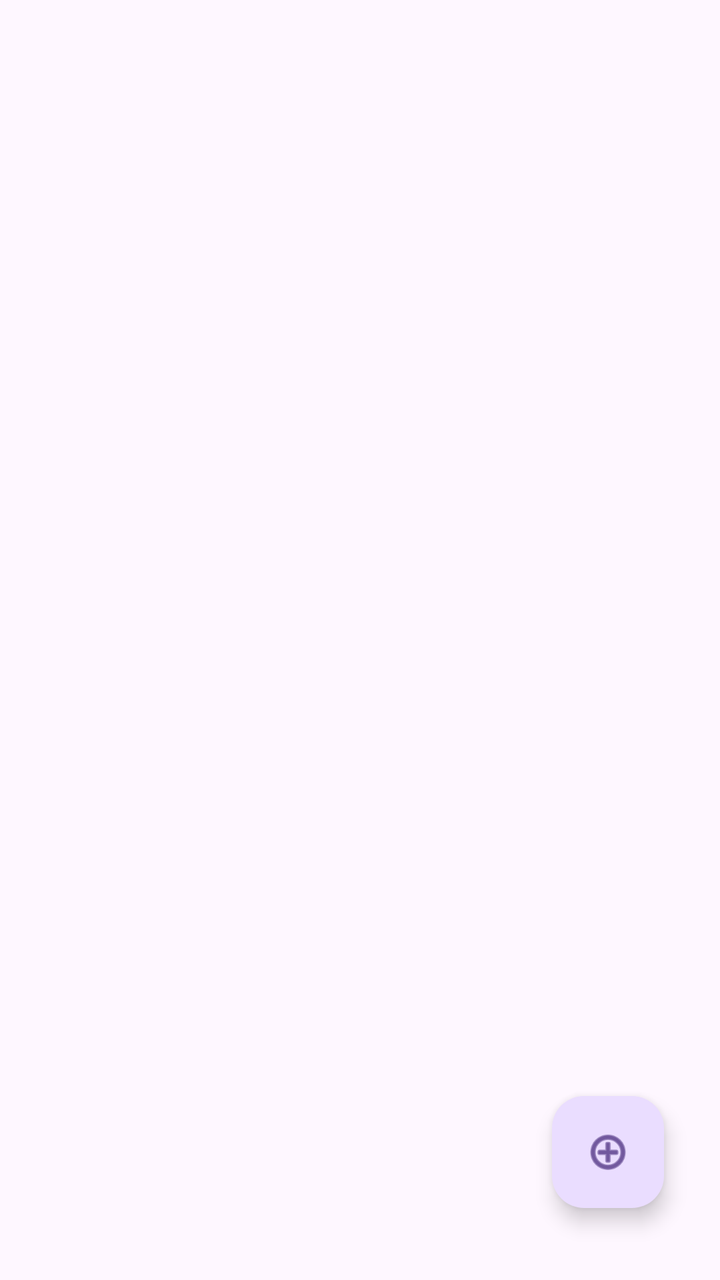
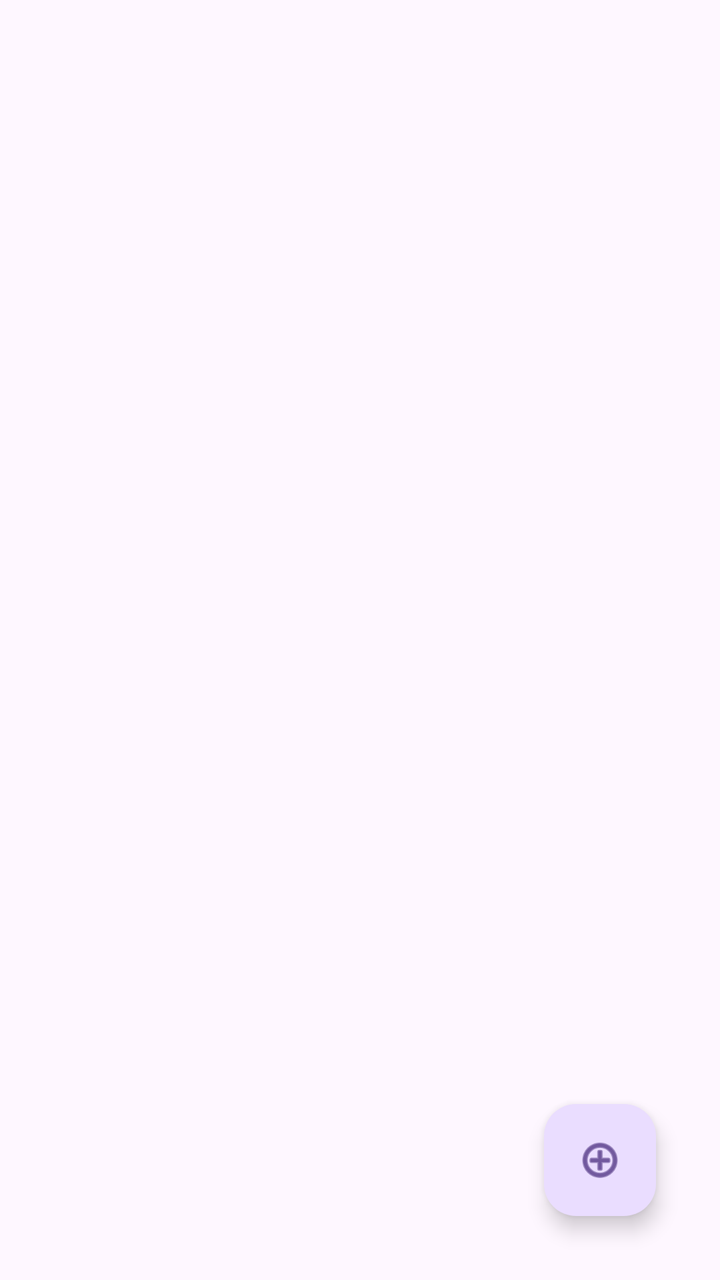

Compare the two renders of this Android layout. The source of the first and the diff that turns it into the second are given below.
<!-- AndroidManifest.xml: application theme Theme.BDavis_WGUScheduler -->
<!-- res/layout/activity_term_list.xml -->
<?xml version="1.0" encoding="utf-8"?>
<androidx.constraintlayout.widget.ConstraintLayout xmlns:android="http://schemas.android.com/apk/res/android"
    xmlns:app="http://schemas.android.com/apk/res-auto"
    xmlns:tools="http://schemas.android.com/tools"
    android:id="@+id/main"
    android:layout_width="match_parent"
    android:layout_height="match_parent"
    tools:context=".UI.TermList">

    <com.google.android.material.floatingactionbutton.FloatingActionButton
        android:id="@+id/floatingActionButtonTerm"
        android:layout_width="wrap_content"
        android:layout_height="wrap_content"
        android:layout_marginEnd="28dp"
        android:layout_marginBottom="36dp"
        android:clickable="true"
        app:layout_constraintBottom_toBottomOf="parent"
        app:layout_constraintEnd_toEndOf="parent"
        app:srcCompat="@android:drawable/ic_menu_add" />
</androidx.constraintlayout.widget.ConstraintLayout>
<!-- resources referenced by this layout -->
<resources>
  <style name="Theme.BDavis_WGUScheduler" parent="Base.Theme.BDavis_WGUScheduler" />
  <style name="Base.Theme.BDavis_WGUScheduler" parent="Theme.Material3.DayNight">
          
          
      </style>
</resources>

<!-- the commit's change to res/layout/activity_term_list.xml (unified diff, before → after) -->
@@ -11,8 +11,8 @@
         android:id="@+id/floatingActionButtonTerm"
         android:layout_width="wrap_content"
         android:layout_height="wrap_content"
-        android:layout_marginEnd="28dp"
-        android:layout_marginBottom="36dp"
+        android:layout_marginEnd="32dp"
+        android:layout_marginBottom="32dp"
         android:clickable="true"
         app:layout_constraintBottom_toBottomOf="parent"
         app:layout_constraintEnd_toEndOf="parent"
